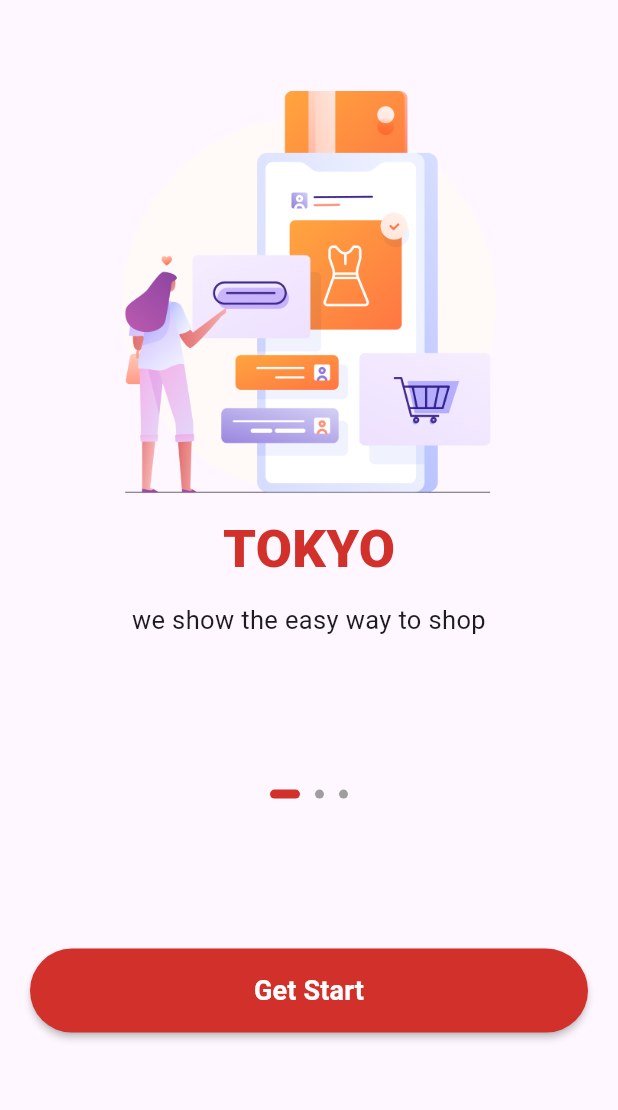
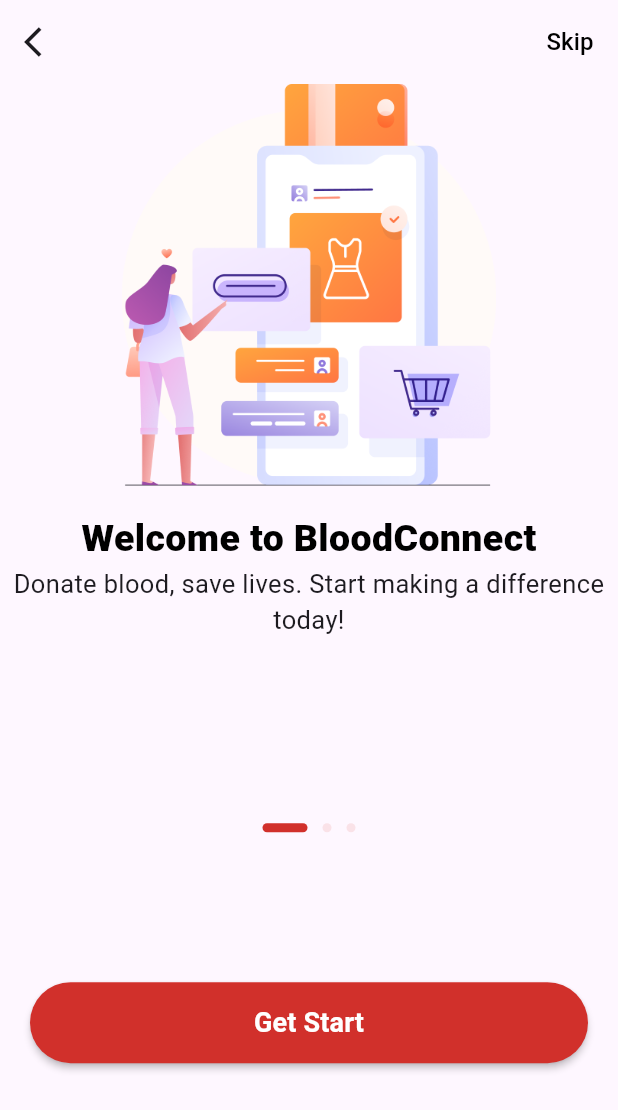
Before and after one commit to elmahdi004/blood_donation_app, a Flutter app: the screen it shows after launch, on a phone screen of 412 x 824 dp. Shown: the top 1110 px of the screen. Run offline on Flutter 3.47's test engine with Material 3 defaults, Android fonts, the phone set to English and light mode, and no system bars.

Commit message:
finish splash page

```diff
--- a/lib/main.dart
+++ b/lib/main.dart
@@ -19,9 +19,6 @@ class MyApp extends StatelessWidget {
           colorScheme: ColorScheme.fromSeed(seedColor: Colors.deepPurple),
           useMaterial3: true,
         ),
-      home: Scaffold(
-        body: BodySplash(),
-      ),
-    );
+        home: BodySplash());
   }
 }
--- a/lib/pages/splash/First.dart
+++ b/lib/pages/splash/First.dart
@@ -15,24 +15,45 @@ class _BodySplashState extends State<BodySplash> {
   List<Map<String, String>> splashs = [
     {
       'image': 'assets/images/splash_1.png',
-      'title': 'TOKYO',
-      'subtitle': 'we show the easy way to shop'
+      'title': 'Welcome to BloodConnect',
+      'subtitle': 'Donate blood, save lives. Start making a difference today!'
     },
     {
       'image': 'assets/images/splash_2.png',
-      'title': 'LONDON',
-      'subtitle':
-          'we show the easy way to shop , \n just stay at the home with us'
+      'title': 'Find Nearby Donors',
+      'subtitle': 'Quickly connect with blood donors near your location.'
     },
     {
       'image': 'assets/images/splash_3.png',
-      'title': 'SAFI',
-      'subtitle': 'we show the easy way to shop'
+      'title': 'Easy and Secure',
+      'subtitle': 'Your donations and requests are safe with us.'
     },
   ];
   @override
   Widget build(BuildContext context) {
-    return Column(
+    return Scaffold(
+      appBar: AppBar(
+        leading: IconButton(
+          icon: const Icon(Icons.arrow_back_ios),
+          onPressed: () => {},
+        ),
+        actions: [
+          TextButton(
+            onPressed: () {
+              // Handle skip action
+            },
+            child: Text(
+              'Skip',
+              style: TextStyle(
+                color: Colors.black, // or whatever color you want
+                fontSize: 16,
+              ),
+            ),
+          ),
+        ],
+        automaticallyImplyLeading: false,
+      ),
+      body: Column(
         children: [
           Expanded(
             flex: 3,
@@ -47,21 +68,24 @@ class _BodySplashState extends State<BodySplash> {
                         itemCount: splashs.length,
                         itemBuilder: (BuildContext context, index) {
                           return Column(
-                          mainAxisAlignment: MainAxisAlignment.spaceEvenly,
+                            // mainAxisAlignment: MainAxisAlignment.spaceEvenly,
                             children: [
-                            const SizedBox(
-                              height: 40,
-                            ),
+                              // const SizedBox(
+                              //   height: 40,
+                              // ),
                               Image.asset(
                                 '${splashs[index]["image"]}',
                                 height: 270,
                               ),
+                              const SizedBox(
+                                height: 15,
+                              ),
                               Text(
                                 "${splashs[index]["title"]}",
                                 style: const TextStyle(
-                                  color: mainColor,
+                                    color: Colors.black,
                                     fontWeight: FontWeight.w800,
-                                  fontSize: 35),
+                                    fontSize: 25),
                               ),
                               Text(
                                 "${splashs[index]["subtitle"]}",
@@ -91,11 +115,12 @@ class _BodySplashState extends State<BodySplash> {
                       ...List.generate(splashs.length, (index) {
                         return AnimatedContainer(
                           duration: Durations.long1,
-                        width: currentPage == index ? 20 : 6,
+                          width: currentPage == index ? 30 : 6,
                           height: 6,
                           decoration: BoxDecoration(
                             borderRadius: BorderRadius.circular(3),
-                          color: currentPage == index ? mainColor : Colors.grey,
+                            color:
+                                currentPage == index ? mainColor : secondColor,
                           ),
                           margin: const EdgeInsets.symmetric(horizontal: 5),
                         );
@@ -117,6 +142,7 @@ class _BodySplashState extends State<BodySplash> {
             ),
           ),
         ],
+      ),
     );
   }
 }
@@ -125,14 +151,14 @@ MaterialButton materialButton(
     BuildContext context, Function()? onPress, String text) {
   return MaterialButton(
     minWidth: double.infinity - 40,
-    padding: const EdgeInsets.symmetric(vertical: 15),
+    padding: const EdgeInsets.symmetric(vertical: 14),
     onPressed: onPress,
     color: mainColor,
     textColor: Colors.white,
     shape: RoundedRectangleBorder(borderRadius: BorderRadius.circular(200)),
     child: Text(
       text,
-      style: const TextStyle(fontWeight: FontWeight.w700, fontSize: 18),
+      style: const TextStyle(fontWeight: FontWeight.w600, fontSize: 18),
     ),
   );
 }
```
Lines whose indentation alone changed are shown as unchanged.
